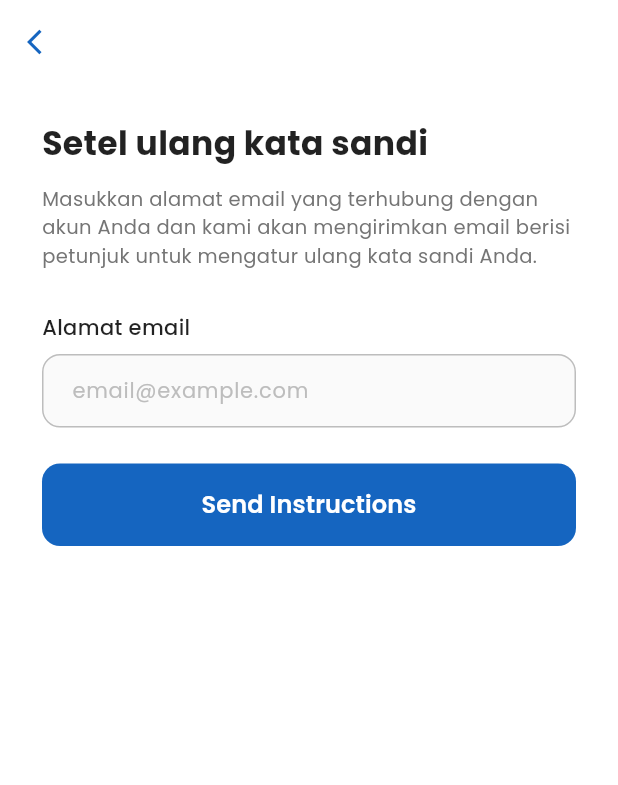
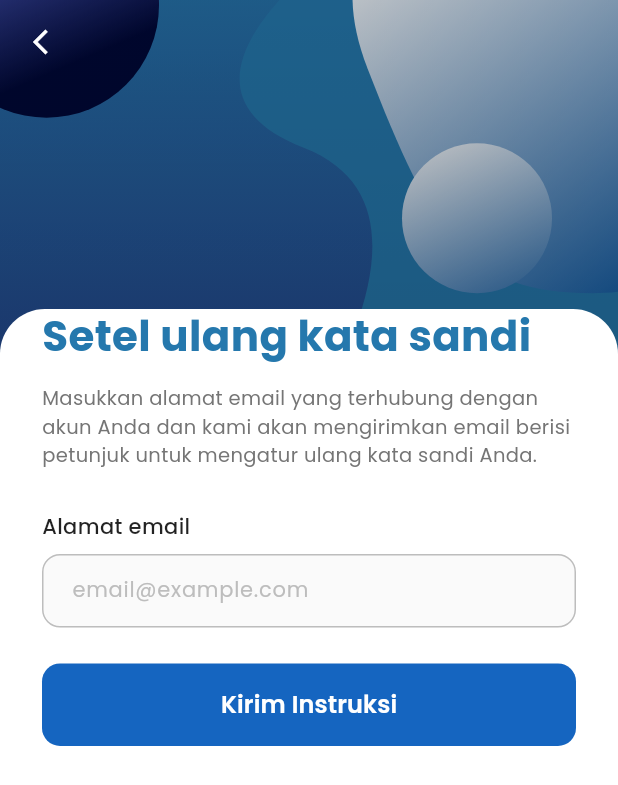
Before and after one commit to ahmadsyafik/cv_maker, a Flutter app: the ForgotPasswordPage screen opened directly, on a phone screen of 412 x 824 dp. Shown: the top 785 px of the screen. Run offline on Flutter 3.47's test engine with Material 3 defaults, Android fonts, the phone set to English and light mode, and no system bars; our stand-ins replace cloud_firestore, device_preview, firebase_auth, firebase_core, firebase_storage, flutter_svg and 6 more; missing offline and left inert: downloadsfolder, flutter_pdfview; accounts and stored records are empty.

Commit message:
Fix Bug Frontend

```diff
--- a/lib/pages/auth/forgot_password_page.dart
+++ b/lib/pages/auth/forgot_password_page.dart
@@ -1,5 +1,6 @@
 import 'package:flutter/material.dart';
-import 'package:firebase_auth/firebase_auth.dart'; // Wajib ada ini
+import 'package:flutter_svg/flutter_svg.dart';
+import 'package:firebase_auth/firebase_auth.dart';
 import 'check_email_page.dart';
 
 class ForgotPasswordPage extends StatefulWidget {
@@ -19,7 +20,6 @@ class _ForgotPasswordPageState extends State<ForgotPasswordPage> {
     super.dispose();
   }
 
-  // --- FUNGSI RESET PASSWORD ---
   Future<void> _sendReset() async {
     final email = _emailController.text.trim();
 
@@ -36,12 +36,10 @@ class _ForgotPasswordPageState extends State<ForgotPasswordPage> {
     setState(() => _isLoading = true);
 
     try {
-      // Perintah Firebase untuk kirim email reset
       await FirebaseAuth.instance.sendPasswordResetEmail(email: email);
 
       if (!mounted) return;
 
-      // Jika Berhasil: Pindah ke halaman Check Email
       Navigator.push(
         context,
         MaterialPageRoute(
@@ -50,7 +48,6 @@ class _ForgotPasswordPageState extends State<ForgotPasswordPage> {
       );
 
     } on FirebaseAuthException catch (e) {
-      // Jika Gagal: Tampilkan pesan error spesifik
       String message = 'Terjadi kesalahan';
       if (e.code == 'user-not-found') {
         message = 'Email ini belum terdaftar di database.';
@@ -71,29 +68,86 @@ class _ForgotPasswordPageState extends State<ForgotPasswordPage> {
 
   @override
   Widget build(BuildContext context) {
+    final screenHeight = MediaQuery.of(context).size.height;
+    final whiteContainerHeight = screenHeight * 0.75;
+    final topPadding = screenHeight * 0.18;
+
     return Scaffold(
-      backgroundColor: Colors.white,
-      appBar: AppBar(
-        backgroundColor: Colors.white,
-        elevation: 0,
-        leading: IconButton(
+      backgroundColor: Colors.transparent,
+      body: Stack(
+        children: [
+          // Background SVG (penuh)
+          SvgPicture.asset(
+            'assets/background/background.svg',
+            width: double.infinity,
+            height: double.infinity,
+            fit: BoxFit.cover,
+          ),
+
+          // Overlay gradient
+          Container(
+            decoration: BoxDecoration(
+              gradient: LinearGradient(
+                begin: Alignment.topCenter,
+                end: Alignment.bottomCenter,
+                colors: [
+                  Colors.black.withValues(alpha: 0.2),
+                  Colors.black.withValues(alpha: 0.4),
+                ],
+              ),
+            ),
+          ),
+
+          // Container putih yang menutupi 75% bagian bawah
+          Positioned(
+            bottom: 0,
+            left: 0,
+            right: 0,
+            height: whiteContainerHeight,
+            child: Container(
+              decoration: const BoxDecoration(
+                color: Colors.white,
+                borderRadius: BorderRadius.only(
+                  topLeft: Radius.circular(30),
+                  topRight: Radius.circular(30),
+                ),
+              ),
+            ),
+          ),
+
+          // Konten form forgot password
+          SafeArea(
+            child: SizedBox(
+              width: double.infinity,
+              height: screenHeight,
+              child: Column(
+                children: [
+                  Container(
+                    height: 56, // Tinggi standar AppBar
+                    alignment: Alignment.centerLeft,
+                    child: Padding(
+                      padding: const EdgeInsets.only(left: 8),
+                      child: IconButton(
                         icon: const Icon(Icons.arrow_back_ios, size: 20),
                         onPressed: () => Navigator.pop(context),
+                        color: Colors.white,
                       ),
-        titleSpacing: -8,
-        foregroundColor: const Color(0xFF1565C0),
                     ),
-      body: SingleChildScrollView( // Pakai ini biar gak error kalau keyboard muncul
-        padding: const EdgeInsets.symmetric(horizontal: 28, vertical: 24),
+                  ),
+                  SizedBox(height: topPadding),
+                  // Form
+                  Padding(
+                    padding: const EdgeInsets.symmetric(horizontal: 28),
                     child: Column(
+                      mainAxisSize: MainAxisSize.min,
                       crossAxisAlignment: CrossAxisAlignment.start,
                       children: [
                         const Text(
                           'Setel ulang kata sandi',
                           style: TextStyle(
-                fontSize: 22,
+                            fontSize: 28,
                             fontWeight: FontWeight.bold,
-                color: Colors.black87,
+                            color: Color(0xFF2578AD),
                           ),
                         ),
                         const SizedBox(height: 12),
@@ -143,7 +197,6 @@ class _ForgotPasswordPageState extends State<ForgotPasswordPage> {
                         SizedBox(
                           width: double.infinity,
                           child: ElevatedButton(
-                // Tombol mati (null) kalau lagi loading biar gak double-click
                             onPressed: _isLoading ? null : _sendReset,
                             style: ElevatedButton.styleFrom(
                               backgroundColor: const Color(0xFF1565C0),
@@ -164,7 +217,7 @@ class _ForgotPasswordPageState extends State<ForgotPasswordPage> {
                               ),
                             )
                                 : const Text(
-                        'Send Instructions',
+                              'Kirim Instruksi',
                               style: TextStyle(fontSize: 16, fontWeight: FontWeight.w600),
                             ),
                           ),
@@ -172,6 +225,12 @@ class _ForgotPasswordPageState extends State<ForgotPasswordPage> {
                       ],
                     ),
                   ),
+                ],
+              ),
+            ),
+          ),
+        ],
+      ),
     );
   }
 }
```
Also changed, not shown: lib/main.dart (+9 -5 lines), lib/pages/auth/login_page.dart (+66 -58 lines), lib/pages/auth/register_page.dart (+38 -37 lines), lib/pages/home_page.dart (+37 -30 lines), lib/pages/profile_page.dart (+33 -50 lines), lib/providers/user_provider.dart (added, +106 -0 lines). Lines whose indentation alone changed are shown as unchanged.
